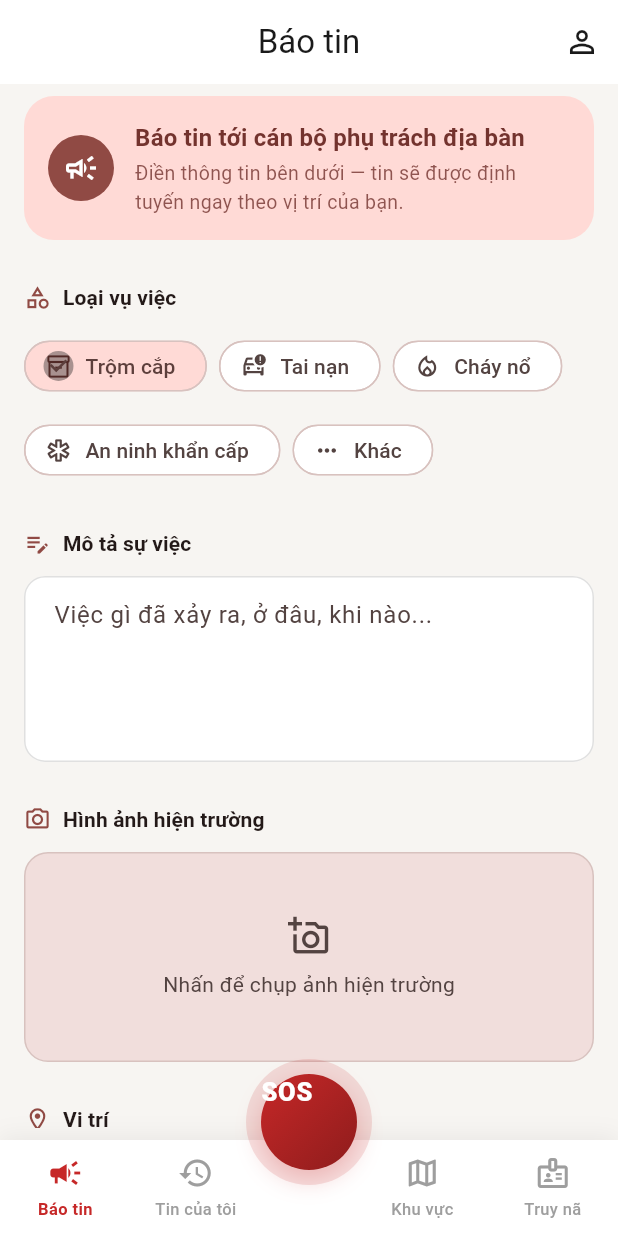
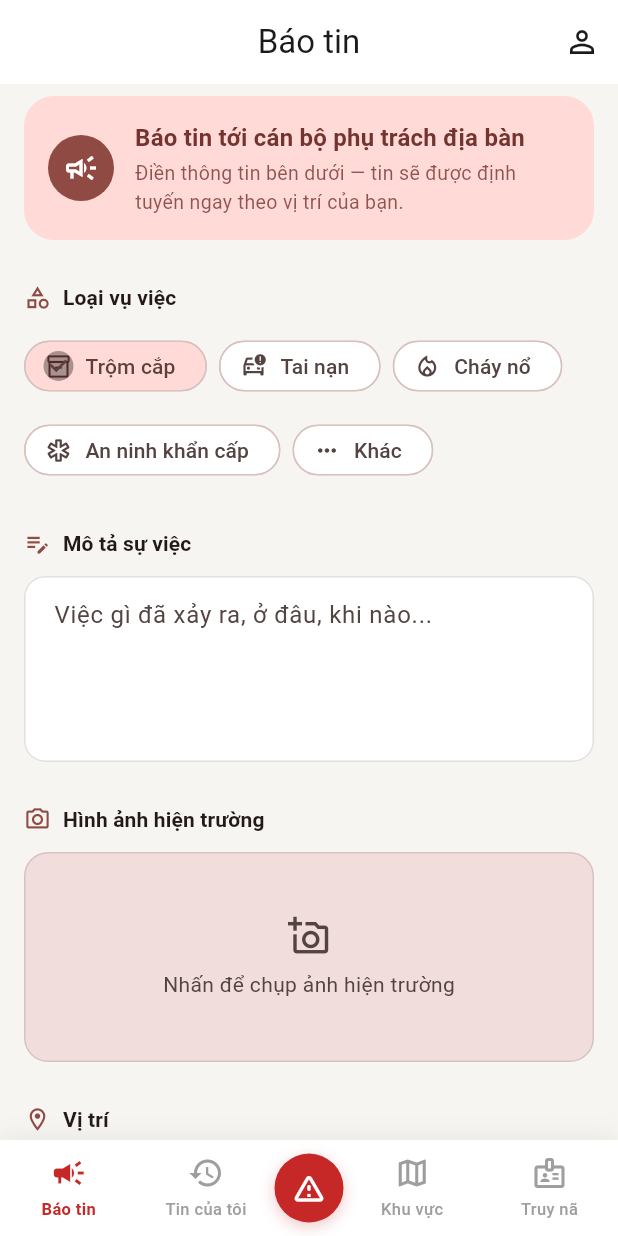
Before and after one commit to anhtaictv/BaoTin, a Flutter app: the HomeShell screen opened directly, on a phone screen of 412 x 824 dp. Run offline on Flutter 3.47's test engine with Material 3 defaults, Android fonts, the phone set to English and light mode, and no system bars; our stand-ins replace dio, fl_chart, flutter_map, flutter_riverpod, flutter_secure_storage, geolocator and 2 more; missing offline and left inert: exif; accounts and stored records are empty; network calls fail.

Commit message:
fix(ui): trim the floating SOS button down to a small docked dot
Anh's feedback after seeing it live: the big floating circle + glow
+ "SOS" label read as too much. Shrunk to a 46px solid dot with a
warning icon, sitting flush in the bottom bar's gap instead of
poking up above it.

Co-Authored-By: Claude Sonnet 5 <noreply@anthropic.com>

```diff
--- a/mobile-app-citizen/lib/home_shell.dart
+++ b/mobile-app-citizen/lib/home_shell.dart
@@ -6,13 +6,13 @@ import 'features/status/my_reports_screen.dart';
 import 'features/area_safety/area_safety_screen.dart';
 import 'features/wanted/wanted_notices_screen.dart';
 
-/// Bottom-nav shell for the 4 persistent citizen sections, plus SOS reachable via a floating
-/// circular button that overlaps the bar (anh's request, 2026-07-22: match the reference
-/// "SOS An ninh trật tự" app's layout). SOS used to be a 5th equal-weight nav tab; a floating
-/// button that visually breaks out of the bar is a stronger "obviously different/urgent"
-/// signal than an icon the same size as everything else (CLAUDE.md: SOS must never blend in
-/// with routine UI) — pushed as its own full-screen route rather than persisted IndexedStack
-/// state, since it's a one-shot action, not a section you browse.
+/// Bottom-nav shell for the 4 persistent citizen sections, plus SOS reachable via a small red
+/// dot docked in the bottom bar (anh's request 2026-07-22, then trimmed down further the same
+/// day — a big floating circle with an "SOS" label read as too much/oversized once seen live).
+/// SOS used to be a 5th equal-weight nav tab; a distinctly-colored dot in its own gap still
+/// reads as "obviously different" from routine nav icons (CLAUDE.md: SOS must never blend in)
+/// without the earlier oversized glow/label — pushed as its own full-screen route rather than
+/// persisted IndexedStack state, since it's a one-shot action, not a section you browse.
 class HomeShell extends StatefulWidget {
   const HomeShell({super.key});
 
@@ -47,7 +47,7 @@ class _HomeShellState extends State<HomeShell> {
       body: Stack(
         children: [
           Positioned.fill(
-            bottom: 72,
+            bottom: 64,
             child: IndexedStack(index: _index, children: _screens),
           ),
           Positioned(
@@ -63,7 +63,7 @@ class _HomeShellState extends State<HomeShell> {
           Positioned(
             left: 0,
             right: 0,
-            bottom: 34,
+            bottom: 9,
             child: Center(child: _SosFab(onTap: _openSos)),
           ),
         ],
@@ -95,7 +95,7 @@ class _BottomBar extends StatelessWidget {
           children: [
             for (var i = 0; i < destinations.length; i++)
               if (i == destinations.length ~/ 2) ...[
-                const SizedBox(width: 64), // gap the floating SOS button sits above
+                const SizedBox(width: 46), // gap the SOS dot sits in
                 _NavItem(item: destinations[i], selected: selectedIndex == i, onTap: () => onSelect(i)),
               ] else
                 _NavItem(item: destinations[i], selected: selectedIndex == i, onTap: () => onSelect(i)),
@@ -145,32 +145,17 @@ class _SosFab extends StatelessWidget {
     return GestureDetector(
       onTap: onTap,
       child: Container(
-        width: 84,
-        height: 84,
+        width: 46,
+        height: 46,
         alignment: Alignment.center,
-        decoration: BoxDecoration(
+        decoration: const BoxDecoration(
           shape: BoxShape.circle,
-          color: BaoTinTheme.primary.withValues(alpha: 0.14),
+          color: BaoTinTheme.primary,
+          boxShadow: [
+            BoxShadow(color: Color(0x40C62828), blurRadius: 8, offset: Offset(0, 3)),
+          ],
         ),
-        child: Container(
-          width: 64,
-          height: 64,
-          decoration: const BoxDecoration(
-            shape: BoxShape.circle,
-            gradient: LinearGradient(
-              begin: Alignment.topLeft,
-              end: Alignment.bottomRight,
-              colors: [BaoTinTheme.primary, BaoTinTheme.primaryDark],
-            ),
-            boxShadow: [
-              BoxShadow(color: Color(0x40C62828), blurRadius: 14, offset: Offset(0, 6)),
-            ],
-          ),
-          child: const Text(
-            'SOS',
-            style: TextStyle(color: Colors.white, fontWeight: FontWeight.w900, fontSize: 17, letterSpacing: 0.5),
-          ),
-        ),
+        child: const Icon(Icons.warning_amber_rounded, color: Colors.white, size: 24),
       ),
     );
   }
```
